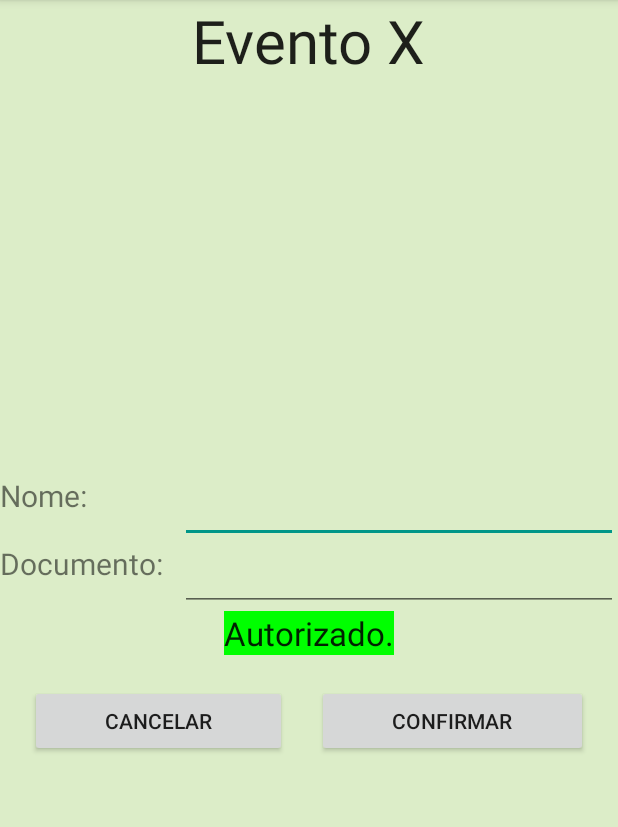
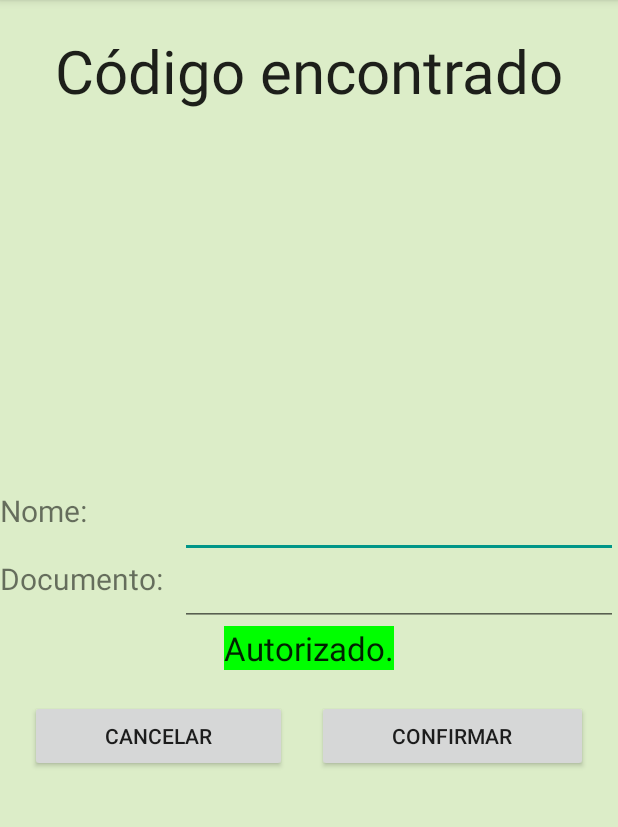
Before and after one commit to lucianalml/EcoTickets, an Android app: the CheckInActivity screen opened directly, with no data from a screen before it, on a phone screen of 412 x 824 dp, the part 84-911 px from its top. Run offline under Robolectric (Android 15) with nearby library versions, the phone set to English and light mode, and no system bars; libraries missing offline, so code that uses them is left out: io.realm; 1 statement that could not run was skipped.

Commit message:
Corrigindo bugs

```diff
--- a/app/src/main/res/layout/activity_checkin.xml
+++ b/app/src/main/res/layout/activity_checkin.xml
@@ -9,11 +9,12 @@
         android:layout_width="wrap_content"
         android:layout_height="wrap_content"
         android:textAppearance="?android:attr/textAppearanceLarge"
-        android:text="Evento X"
+        android:text="Código encontrado"
         android:id="@+id/txtEvento"
         android:layout_gravity="center_horizontal"
         android:textSize="40sp"
-        android:layout_weight="1" />
+        android:layout_weight="1"
+        android:layout_marginTop="20dp" />
 
     <LinearLayout
         android:orientation="vertical"
```
